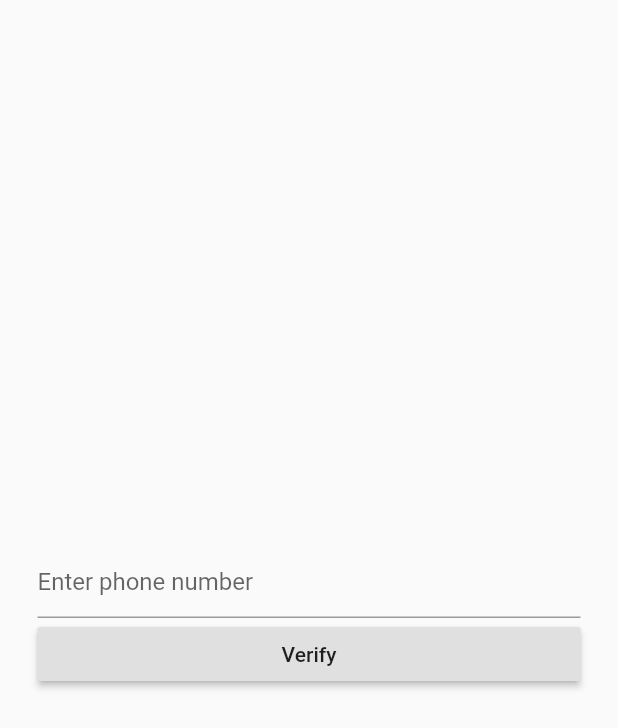
After one commit to savinduekanayake/Flutter-Firebase, a Flutter app: the screen it shows after launch, after a tap on "Verify", on a phone screen of 412 x 824 dp. The commit adds this screen. Shown: the top 728 px of the screen. Run offline on Flutter 3.47's test engine with Material 2 defaults, Android fonts, the phone set to English and light mode, and no system bars; our stand-ins replace cloud_firestore, firebase_auth, google_sign_in; missing offline and left inert: flutter_facebook_login; accounts and stored records are empty; network calls fail.

Commit message:
phone authentication done

```diff
--- a/lib/main.dart
+++ b/lib/main.dart
@@ -1,9 +1,11 @@
 import 'package:flutter/material.dart';
+import 'package:flutter_firestore/services/authservice.dart';
 
 //pages
 import 'homepage.dart';
 import 'loginpage.dart';
 import 'signuppage.dart';
+import 'phoneauthentication.dart';
 
 void main() => runApp(MyApp());
 
@@ -12,7 +14,8 @@ class MyApp extends StatelessWidget {
   @override
   Widget build(BuildContext context) {
     return new MaterialApp(
-      home: LoginPage(),
+      debugShowCheckedModeBanner: false,
+      home: AuthService().hadleAuth(),
       routes: <String, WidgetBuilder> {
         '/landingpage' : (BuildContext context) => new MyApp(),
         '/signup' : (BuildContext context) => new SignupPage(),
--- /dev/null
+++ b/lib/screens/phoneauthentication.dart
@@ -0,0 +1,101 @@
+import 'package:firebase_auth/firebase_auth.dart';
+import 'package:flutter/material.dart';
+import 'package:flutter_firestore/services/authservice.dart';
+
+class PhoneAuthenticationPage extends StatefulWidget {
+  @override
+  _PhoneAuthenticationPageState createState() => _PhoneAuthenticationPageState();
+}
+
+class _PhoneAuthenticationPageState extends State<PhoneAuthenticationPage> {
+  final formKey = new GlobalKey<FormState>();
+
+  String phoneNo, verificationId, smsCode;
+
+  bool codeSent = false;
+
+  @override
+  Widget build(BuildContext context) {
+    return Scaffold(
+      body: Form(
+        key: formKey,
+        child: Column(
+          mainAxisAlignment: MainAxisAlignment.center,
+          children: <Widget>[
+            Padding(
+              padding: EdgeInsets.only(left: 25.0, right: 25.0),
+              child: TextFormField(
+                keyboardType: TextInputType.phone,
+                decoration: InputDecoration(hintText: 'Enter phone number'),
+                onChanged: (val) {
+                  setState(() {
+                    this.phoneNo = val;
+                  });
+                },
+              ),
+            ),
+            codeSent ? Padding(
+              padding: EdgeInsets.only(left: 25.0, right: 25.0),
+              child: TextFormField(
+                keyboardType: TextInputType.phone,
+                decoration: InputDecoration(hintText: 'Enter OTP'),
+                onChanged: (val) {
+                  setState(() {
+                    this.smsCode = val;
+                  });
+                },
+              ),
+            ) : Container() ,
+            Padding(
+              padding: EdgeInsets.only(left: 25.0, right: 25.0),
+              child: RaisedButton(
+                child: Center(child: codeSent?  Text('Login') : Text('Verify'),
+                ),
+                onPressed: () {
+                  codeSent? AuthService().signInWithOTP(smsCode,verificationId):verifyPhone(phoneNo);
+                },
+              ),
+            )
+
+          ],
+        ),
+      ),
+    );
+  }
+
+
+  Future<void> verifyPhone(phoneNo) async {
+
+    final PhoneVerificationCompleted verified = ( AuthCredential authResult ){
+      AuthService().signIn(authResult);
+    };
+
+    final PhoneVerificationFailed verficationfailed = (AuthException authException) {
+      print('${authException.message}');
+      print('hi error');
+    };
+
+    //automaticaly veryfy code without user
+    final PhoneCodeAutoRetrievalTimeout autoTimeout = (String verId) {
+      this.verificationId = verId;
+      print('hi time out');
+    };
+
+    final PhoneCodeSent smsSent = (String verId, [int forceResend] ) {
+      this.verificationId = verId;
+      setState(() {
+        this.codeSent = true;
+      });
+    };
+
+
+    await FirebaseAuth.instance.verifyPhoneNumber(
+        phoneNumber: phoneNo,
+        timeout: const Duration(seconds: 5),
+        verificationCompleted: verified,
+        verificationFailed: verficationfailed,
+        codeSent: smsSent,
+        codeAutoRetrievalTimeout: autoTimeout
+    );
+  }
+}
--- /dev/null
+++ b/lib/services/authservice.dart
@@ -0,0 +1,44 @@
+import 'package:firebase_auth/firebase_auth.dart';
+import 'package:flutter/material.dart';
+import 'package:flutter_firestore/screens/dashboard.dart';
+import 'package:flutter_firestore/screens/phoneauthentication.dart';
+
+
+class AuthService {
+
+  //Handles Auth
+  hadleAuth(){
+    return StreamBuilder(
+      stream: FirebaseAuth.instance.onAuthStateChanged,
+      builder: (BuildContext context, snapshot){
+        if(snapshot.hasData) {
+          return DashboardPage();
+        }else {
+          return PhoneAuthenticationPage();
+        }
+      },
+    );
+  }
+
+
+  //Sign out
+  signOut() {
+    FirebaseAuth.instance.signOut();
+  }
+
+
+  //Sign In
+  signIn(AuthCredential authcred){
+    FirebaseAuth.instance.signInWithCredential(authcred);
+  }
+
+  signInWithOTP(smscode,verId){
+    AuthCredential authCreds = PhoneAuthProvider.getCredential(
+        verificationId: verId,
+        smsCode: smscode
+    );
+    signIn(authCreds);
+  }
+
+
+}
```
Also changed, not shown: lib/homepage.dart (+20 -1 lines), lib/loginpage.dart (+18 -1 lines), lib/phoneauthentication.dart (added, +134 -0 lines), lib/screens/dashboard.dart (added, +24 -0 lines), 1 other file.
